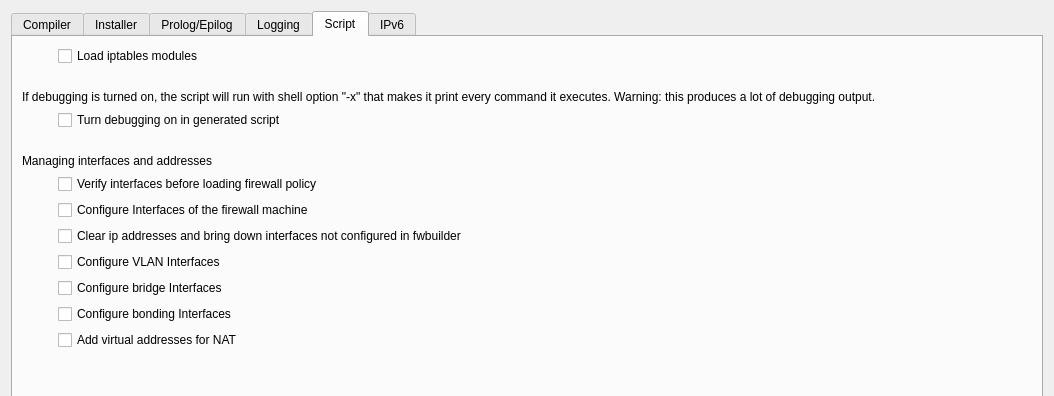
This is src/firewallfabrik/gui/ui/nftablessettingsdialog_q.ui in Linuxfabrik/firewallfabrik as Qt 5 draws it before an edit; both pictures show x 0 to 1054 and y 0 to 396 of the 1054 by 636 pixel window. The edited form follows.
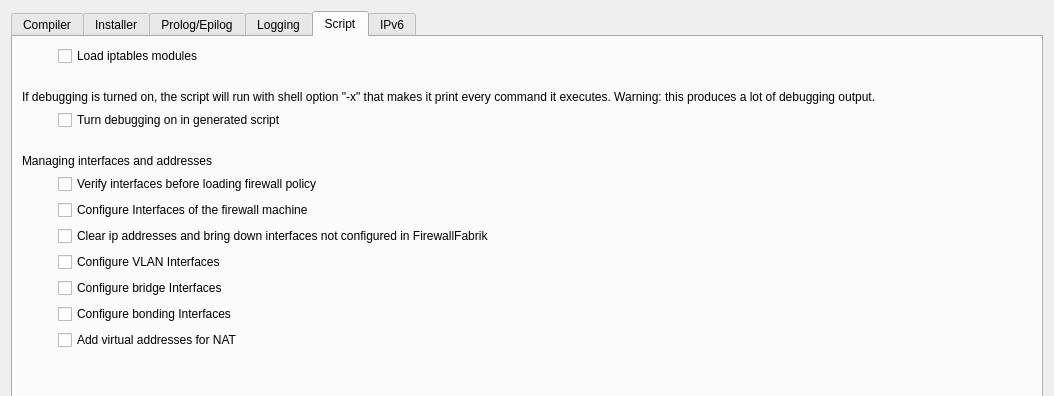
This is the edited form. The open tabs and pages were chosen to show the change.

Commit message: fix(gui): preferences defaults now take effect + UI cleanup

What changed in the file:
```diff
--- a/src/firewallfabrik/gui/ui/nftablessettingsdialog_q.ui
+++ b/src/firewallfabrik/gui/ui/nftablessettingsdialog_q.ui
@@ -1432,7 +1432,7 @@
        <item row="8" column="1">
         <widget class="QCheckBox" name="clearUnknownInterfaces">
          <property name="text">
-          <string>Clear ip addresses and bring down interfaces not configured in fwbuilder</string>
+          <string>Clear ip addresses and bring down interfaces not configured in FirewallFabrik</string>
          </property>
         </widget>
        </item>
```
The commit also changes 7 other files.
